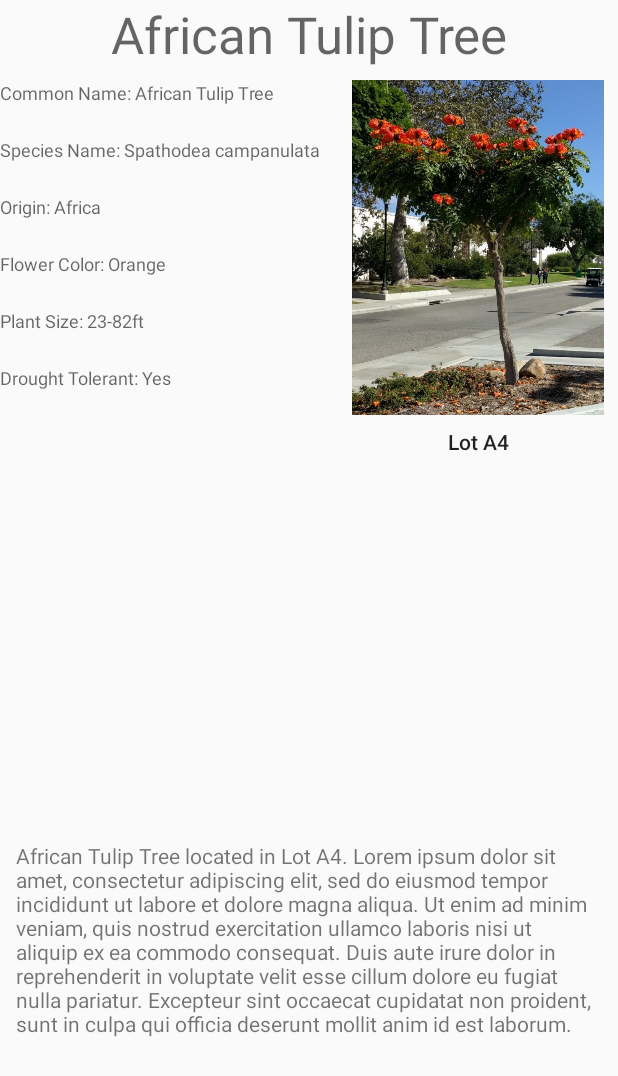
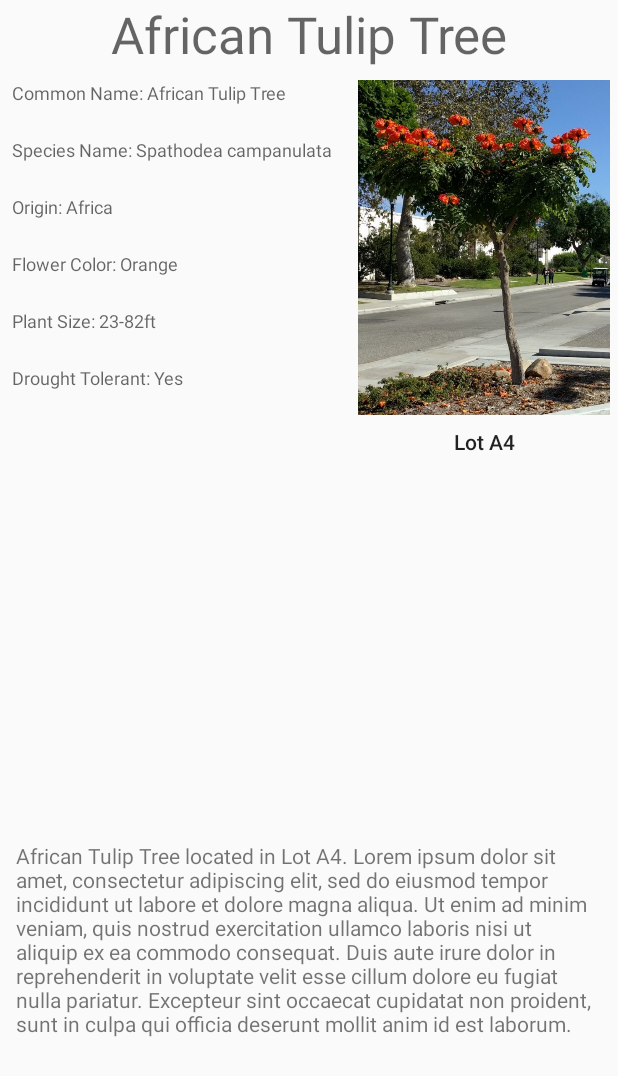
Before and after one commit to rickymedrano/PlantsofCI, an Android app: the PlantSpecification screen opened directly, with no data from a screen before it, on a phone screen of 412 x 824 dp. Shown: the top 1076 px of the screen. Run offline under Robolectric (Android 15) with nearby library versions, the phone set to English and light mode, and no system bars.

Commit message:
Fixed constraint
Fixed left constaint by 8 pixels on plant spec page

```diff
--- a/src/main/res/layout/plant_specification.xml
+++ b/src/main/res/layout/plant_specification.xml
@@ -132,14 +132,15 @@
         android:id="@+id/editText"
         android:layout_width="225dp"
         android:layout_height="38dp"
+        android:layout_marginStart="8dp"
         android:layout_marginTop="8dp"
         android:ems="10"
         android:inputType="textPersonName"
         android:singleLine="false"
         android:text="Common Name: African Tulip Tree"
         android:textAppearance="@style/TextAppearance.AppCompat.Caption"
-        app:layout_constraintTop_toBottomOf="@+id/textView2"
-        tools:layout_editor_absoluteX="0dp"/>
+        app:layout_constraintStart_toStartOf="parent"
+        app:layout_constraintTop_toBottomOf="@+id/textView2" />
 
     <TextView
         android:id="@+id/textView3"
```
Also changed, not shown: 1 other file.
